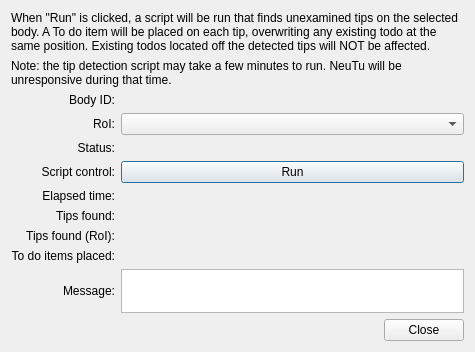
janelia-flyem/NeuTu, file neurolabi/gui/dialogs/tipdetectordialog.ui: the form before one commit.
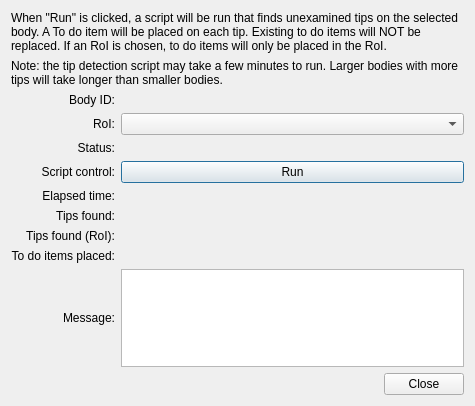
The form after the commit.

Patch:
```diff
--- a/neurolabi/gui/dialogs/tipdetectordialog.ui
+++ b/neurolabi/gui/dialogs/tipdetectordialog.ui
@@ -7,7 +7,7 @@
     <x>0</x>
     <y>0</y>
     <width>475</width>
-    <height>352</height>
+    <height>406</height>
    </rect>
   </property>
   <property name="windowTitle">
@@ -17,7 +17,7 @@
    <item>
     <widget class="QLabel" name="label_2">
      <property name="text">
-      <string>When &quot;Run&quot; is clicked, a script will be run that finds unexamined tips on the selected body. A To do item will be placed on each tip, overwriting any existing todo at the same position. Existing todos located off the detected tips will NOT be affected.</string>
+      <string>When &quot;Run&quot; is clicked, a script will be run that finds unexamined tips on the selected body. A To do item will be placed on each tip. Existing to do items will NOT be replaced. If an RoI is chosen, to do items will only be placed in the RoI.</string>
      </property>
      <property name="wordWrap">
       <bool>true</bool>
@@ -27,7 +27,7 @@
    <item>
     <widget class="QLabel" name="label_3">
      <property name="text">
-      <string>Note: the tip detection script may take a few minutes to run. NeuTu will be unresponsive during that time.</string>
+      <string>Note: the tip detection script may take a few minutes to run. Larger bodies with more tips will take longer than smaller bodies.</string>
      </property>
      <property name="wordWrap">
       <bool>true</bool>
```
